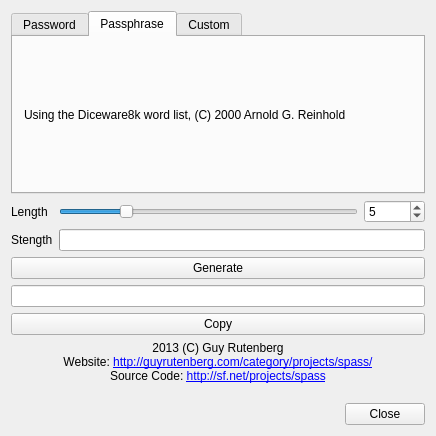
Old version of the form mainwindow.ui in the repository guyru/spass.
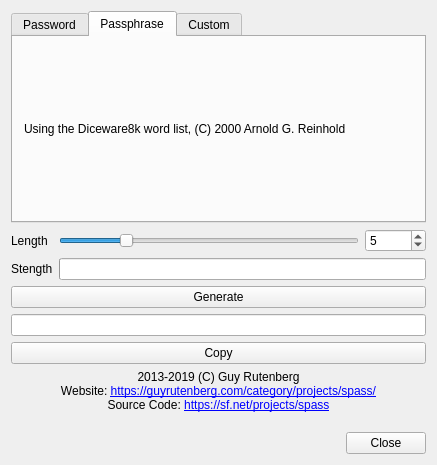
New version of the form.

Commit message: Update copyright and URLs.

```diff
--- a/mainwindow.ui
+++ b/mainwindow.ui
@@ -6,8 +6,8 @@
    <rect>
     <x>0</x>
     <y>0</y>
-    <width>436</width>
-    <height>436</height>
+    <width>437</width>
+    <height>465</height>
    </rect>
   </property>
   <property name="windowTitle">
@@ -248,9 +248,7 @@
     <item>
      <widget class="QLabel" name="label_3">
       <property name="text">
-       <string>&lt;p align=&quot;center&quot;&gt;2013 (C) Guy Rutenberg&lt;br/&gt;
-Website: &lt;a href=&quot;http://guyrutenberg.com/category/projects/spass/&quot;&gt;http://guyrutenberg.com/category/projects/spass/&lt;/a&gt;&lt;br/&gt;
-Source Code: &lt;a href=&quot;http://sf.net/projects/spass&quot;&gt;http://sf.net/projects/spass&lt;/a&gt;&lt;br/&gt;&lt;/p&gt;</string>
+       <string>&lt;html&gt;&lt;head/&gt;&lt;body&gt;&lt;p align=&quot;center&quot;&gt;2013-2019 (C) Guy Rutenberg&lt;br/&gt;Website: &lt;a href=&quot;https://guyrutenberg.com/category/projects/spass/&quot;&gt;&lt;span style=&quot; text-decoration: underline; color:#0000ff;&quot;&gt;https://guyrutenberg.com/category/projects/spass/&lt;/span&gt;&lt;/a&gt;&lt;br/&gt;Source Code: &lt;a href=&quot;https://sf.net/projects/spass&quot;&gt;&lt;span style=&quot; text-decoration: underline; color:#0000ff;&quot;&gt;https://sf.net/projects/spass&lt;/span&gt;&lt;/a&gt;&lt;br/&gt;&lt;/p&gt;&lt;/body&gt;&lt;/html&gt;</string>
       </property>
       <property name="openExternalLinks">
        <bool>true</bool>
```
